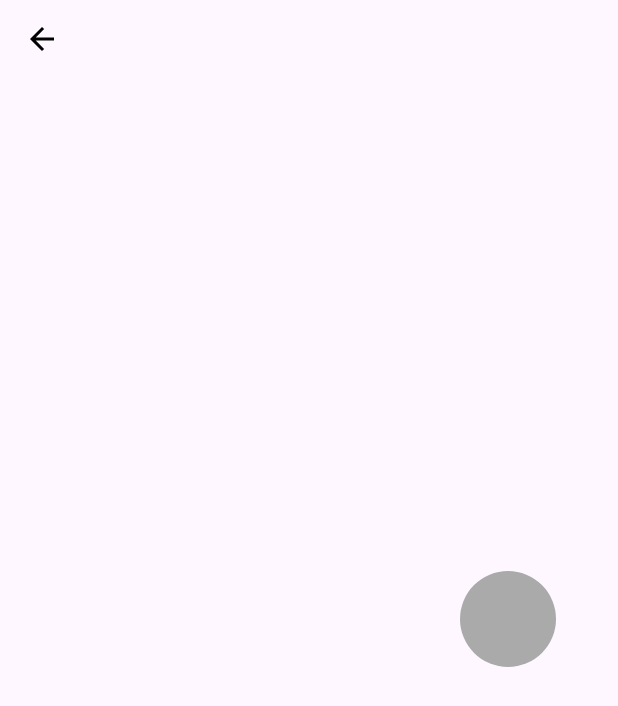
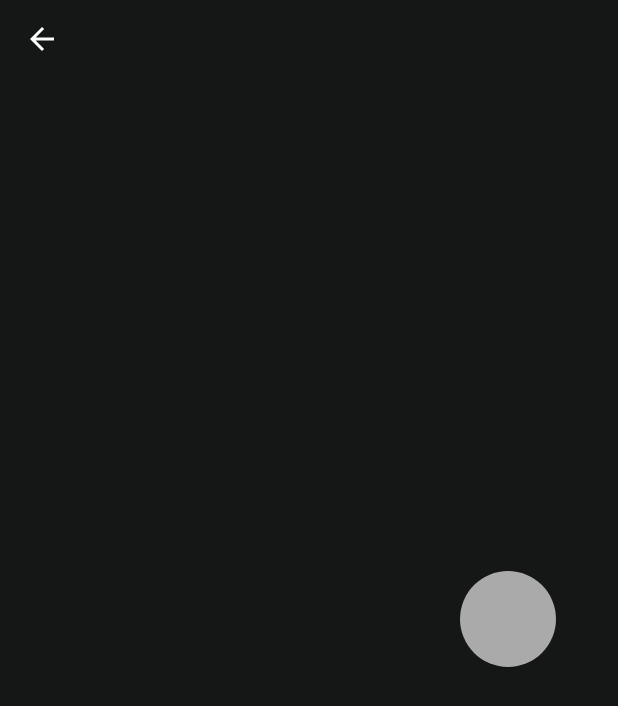
Before and after one commit to WyskShiro/gifs-list, an Android app: the layout fragment_gif_details.xml on its own in the app's theme, with its tools: preview values and no code run, on a phone screen of 412 x 824 dp. Shown: the top 706 px of the screen. Run offline under Robolectric (Android 15) with nearby library versions, the phone set to English and light mode, and no system bars.

Commit message:
Adjusting styles

```diff
--- a/app/src/main/java/will/shiro/giphy/MainActivity.kt
+++ b/app/src/main/java/will/shiro/giphy/MainActivity.kt
@@ -2,6 +2,7 @@ package will.shiro.giphy
 
 import androidx.appcompat.app.AppCompatActivity
 import android.os.Bundle
+import androidx.activity.enableEdgeToEdge
 import dagger.hilt.android.AndroidEntryPoint
 
 @AndroidEntryPoint
--- a/app/src/main/res/drawable/circle_shape.xml
+++ b/app/src/main/res/drawable/circle_shape.xml
@@ -1,5 +1,5 @@
 <?xml version="1.0" encoding="utf-8"?>
 <shape xmlns:android="http://schemas.android.com/apk/res/android">
-    <solid android:color="@color/white" />
+    <solid android:color="@color/colorWhite" />
     <corners android:radius="4000dp" />
 </shape>
--- a/app/src/main/res/drawable/ic_arrow_back_24.xml
+++ b/app/src/main/res/drawable/ic_arrow_back_24.xml
@@ -1,5 +1,5 @@
 <vector android:autoMirrored="true" android:height="24dp"
-    android:tint="#000000" android:viewportHeight="24"
+    android:tint="@color/colorWhite" android:viewportHeight="24"
     android:viewportWidth="24" android:width="24dp" xmlns:android="http://schemas.android.com/apk/res/android">
     <path android:fillColor="@android:color/white" android:pathData="M20,11H7.83l5.59,-5.59L12,4l-8,8 8,8 1.41,-1.41L7.83,13H20v-2z"/>
 </vector>
--- a/app/src/main/res/layout/activity_main.xml
+++ b/app/src/main/res/layout/activity_main.xml
@@ -6,7 +6,6 @@
     android:layout_height="match_parent"
     tools:context=".MainActivity">
 
-
     <androidx.fragment.app.FragmentContainerView
         android:id="@+id/navHostFragment"
         android:name="androidx.navigation.fragment.NavHostFragment"
--- a/app/src/main/res/layout/include_loading.xml
+++ b/app/src/main/res/layout/include_loading.xml
@@ -2,13 +2,13 @@
 <androidx.constraintlayout.widget.ConstraintLayout xmlns:android="http://schemas.android.com/apk/res/android"
     android:layout_width="match_parent"
     android:layout_height="match_parent"
-    android:background="@color/white"
+    android:background="@color/colorBackgroundBlack"
     xmlns:app="http://schemas.android.com/apk/res-auto">
 
     <ProgressBar
         android:layout_width="wrap_content"
         android:layout_height="wrap_content"
-        android:backgroundTint="@color/black"
+        android:indeterminateTint="@color/colorWhite"
         android:indeterminate="true"
         app:layout_constraintBottom_toBottomOf="parent"
         app:layout_constraintEnd_toEndOf="parent"
--- a/app/src/main/res/values/colors.xml
+++ b/app/src/main/res/values/colors.xml
@@ -1,5 +1,19 @@
 <?xml version="1.0" encoding="utf-8"?>
 <resources>
-    <color name="black">#FF000000</color>
-    <color name="white">#FFFFFFFF</color>
+    <color name="colorPrimary">#FFFFFF</color>
+    <color name="colorPrimaryDark">#3700B3</color>
+    <color name="colorAccent">#11C76F</color>
+
+    <color name="colorDisabled">#8F929D</color>
+    <color name="colorBackgroundBlack">#151616</color>
+    <color name="colorGreen">#11C76F</color>
+    <color name="colorGray">#2B2C2F</color>
+    <color name="colorWhite">#FFFFFF</color>
+    <color name="colorBlack">#000000</color>
+    <color name="colorHint">#ACB1BD</color>
+    <color name="colorWhite40">#66FFFFFF</color>
+    <color name="colorWhite50">#88FFFFFF</color>
+    <color name="colorWhite60">#99FFFFFF</color>
+    <color name="colorWhite80">#CDFFFFFF</color>
+    <color name="colorLineDividerGray">#3D4451</color>
 </resources>
--- a/app/src/main/res/values/themes.xml
+++ b/app/src/main/res/values/themes.xml
@@ -1,8 +1,13 @@
 <resources xmlns:tools="http://schemas.android.com/tools">
     <!-- Base application theme. -->
-    <style name="Base.Theme.Giphy" parent="Theme.Material3.DayNight.NoActionBar">
-        <!-- Customize your light theme here. -->
-        <!-- <item name="colorPrimary">@color/my_light_primary</item> -->
+    <style name="Base.Theme.Giphy" parent="Theme.Material3.Dark.NoActionBar">
+        <!-- Customize your theme here. -->
+        <item name="colorPrimary">@color/colorPrimary</item>
+        <item name="colorPrimaryDark">@color/colorBackgroundBlack</item>
+        <item name="colorAccent">@color/colorAccent</item>
+        <item name="android:windowBackground">@color/colorBackgroundBlack</item>
+        <item name="windowActionBar">false</item>
+        <item name="windowNoTitle">true</item>
     </style>
 
     <style name="Theme.Giphy" parent="Base.Theme.Giphy" />
```
Also changed, not shown: app/src/main/java/will/shiro/giphy/gifs/details/GifDetailsFragment.kt (+8 -3 lines), app/src/main/java/will/shiro/giphy/gifs/home/GifHomeAdapter.kt (+8 -3 lines), app/src/main/java/will/shiro/giphy/gifs/home/GifHomeFragment.kt (+8 -3 lines).
